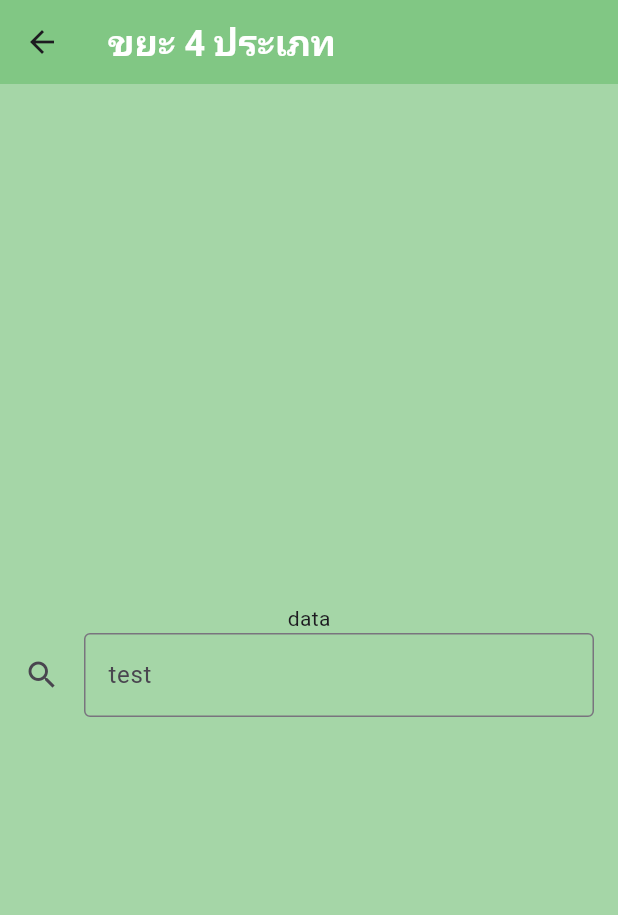
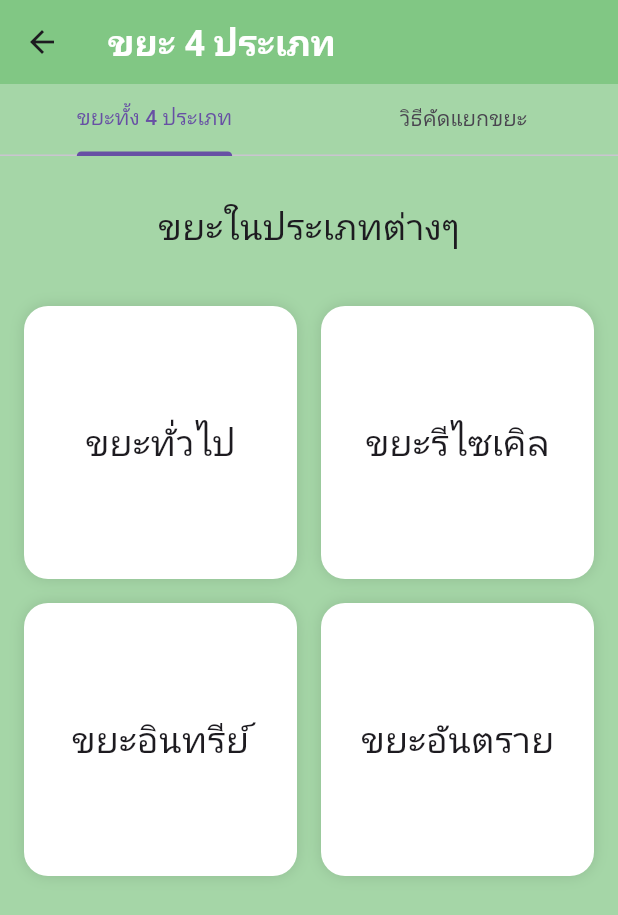
Before and after one commit to bosssnkc/zerowastehero, a Flutter app: the typeOfTrash screen opened directly, on a phone screen of 412 x 824 dp. Shown: the top 915 px of the screen. Run offline on Flutter 3.47's test engine with Material 3 defaults, Android fonts, the phone set to English and light mode, and no system bars.

Commit message:
update code

```diff
--- a/lib/main.dart
+++ b/lib/main.dart
@@ -15,7 +15,7 @@ class MyApp extends StatelessWidget {
       theme: ThemeData(
         primarySwatch: Colors.green,
       ),
-      home: const LoginPage(),
+      home: LoginPage(),
     );
   }
 }
--- a/lib/mainMenu.dart
+++ b/lib/mainMenu.dart
@@ -82,9 +82,14 @@ class _MainPageState extends State<MainPage> {
   }
 }
 
-class HomeScreen extends StatelessWidget {
+class HomeScreen extends StatefulWidget {
   const HomeScreen({super.key});
 
+  @override
+  State<HomeScreen> createState() => _HomeScreenState();
+}
+
+class _HomeScreenState extends State<HomeScreen> {
   @override
   Widget build(BuildContext context) {
     return SingleChildScrollView(
@@ -135,7 +140,25 @@ class HomeScreen extends StatelessWidget {
                 )),
             const SizedBox(height: 16),
             _buildSectionHeader('กิจกรรม'),
-            _buildSectionContent('ภาพและโปสเตอร์ตัวอย่างกิจกรรม'),
+            InkWell(
+              child: Container(
+                padding: const EdgeInsets.all(16.0),
+                decoration: BoxDecoration(
+                  color: Colors.white,
+                  borderRadius: BorderRadius.circular(8.0),
+                  boxShadow: const [
+                    BoxShadow(
+                      color: Colors.black12,
+                      blurRadius: 8.0,
+                    ),
+                  ],
+                ),
+                child: Text(
+                  'กิจกรรมไงจะใครล่ะ',
+                  style: const TextStyle(fontSize: 16.0),
+                ),
+              ),
+            )
           ],
         ),
       ),
--- a/lib/trashType.dart
+++ b/lib/trashType.dart
@@ -1,11 +1,20 @@
 import 'package:flutter/material.dart';
+import 'package:flutter/widgets.dart';
 
-class typeOfTrash extends StatelessWidget {
+class typeOfTrash extends StatefulWidget {
   const typeOfTrash({super.key});
 
   @override
+  State<typeOfTrash> createState() => _typeOfTrashState();
+}
+
+class _typeOfTrashState extends State<typeOfTrash> {
+  @override
   Widget build(BuildContext context) {
-    return Scaffold(
+    return DefaultTabController(
+        initialIndex: 0,
+        length: 2,
+        child: Scaffold(
             backgroundColor: Colors.green[200],
             appBar: AppBar(
               backgroundColor: Colors.green[300],
@@ -19,27 +28,134 @@ class typeOfTrash extends StatelessWidget {
                 ),
               ),
             ),
-      body: const Center(
-        child: SingleChildScrollView(
-          child: Padding(
-            padding: EdgeInsets.all(16),
+            body: const SafeArea(
+              child: Column(
+                children: [
+                  TabBar(
+                    tabs: [
+                      Tab(
+                        text: "ขยะทั้ง 4 ประเภท",
+                      ),
+                      Tab(
+                        text: "วิธีคัดแยกขยะ",
+                      ),
+                    ],
+                  ),
+                  SizedBox(
+                    height: 30,
+                  ),
+                  Expanded(
+                      child: TabBarView(children: <Widget>[
+                    Center(
                       child: Column(
                         crossAxisAlignment: CrossAxisAlignment.center,
                         children: [
-                Text('data'),
-                TextField(
-                  decoration: InputDecoration(
-                      labelText: "test",
-                      hintText: "ค้นหาอะไรสักอย่างดิวะ",
-                      border: OutlineInputBorder(),
-                      icon: Icon(Icons.search),
-                      hintStyle: TextStyle(color: Colors.grey)),
+                          Text(
+                            'ขยะในประเภทต่างๆ',
+                            style: TextStyle(
+                              fontSize: 24,
                             ),
+                          ),
+                          SizedBox(
+                            height: 20,
+                          ),
+                          Padding(
+                            padding: EdgeInsets.all(16),
+                            child: gridWieget(),
+                          )
                         ],
                       ),
                     ),
+                    Center(
+                      child: Text('TEST'),
+                    )
+                  ]))
+                ],
+              ),
+            )));
+  }
+}
+
+class gridWieget extends StatelessWidget {
+  const gridWieget({
+    super.key,
+  });
+
+  @override
+  Widget build(BuildContext context) {
+    return GridView.count(
+      crossAxisCount: 2,
+      shrinkWrap: true,
+      physics: const NeverScrollableScrollPhysics(),
+      mainAxisSpacing: 16.0,
+      crossAxisSpacing: 16.0,
+      children: [
+        Container(
+          decoration: BoxDecoration(
+              color: Colors.white,
+              borderRadius: BorderRadius.circular(16.0),
+              boxShadow: const [
+                BoxShadow(
+                  color: Colors.black12,
+                  blurRadius: 8.0,
+                )
+              ]),
+          child: const Center(
+            child: Text(
+              'ขยะทั่วไป',
+              style: TextStyle(fontSize: 24),
             ),
           ),
+        ),
+        Container(
+          decoration: BoxDecoration(
+              color: Colors.white,
+              borderRadius: BorderRadius.circular(16.0),
+              boxShadow: const [
+                BoxShadow(
+                  color: Colors.black12,
+                  blurRadius: 8.0,
+                )
+              ]),
+          child: const Center(
+            child: Text(
+              'ขยะรีไซเคิล',
+              style: TextStyle(fontSize: 24),
+            ),
+          ),
+        ),
+        Container(
+          decoration: BoxDecoration(
+              color: Colors.white,
+              borderRadius: BorderRadius.circular(16.0),
+              boxShadow: const [
+                BoxShadow(
+                  color: Colors.black12,
+                  blurRadius: 8.0,
+                )
+              ]),
+          child: const Center(
+            child: Text(
+              'ขยะอินทรีย์',
+              style: TextStyle(fontSize: 24),
+            ),
+          ),
+        ),
+        Container(
+          decoration: BoxDecoration(
+              color: Colors.white,
+              borderRadius: BorderRadius.circular(16.0),
+              boxShadow: const [
+                BoxShadow(
+                  color: Colors.black12,
+                  blurRadius: 8.0,
+                )
+              ]),
+          child: const Center(
+            child: Text('ขยะอันตราย', style: TextStyle(fontSize: 24)),
+          ),
+        ),
+      ],
     );
   }
 }
```
Lines whose indentation alone changed are shown as unchanged.
